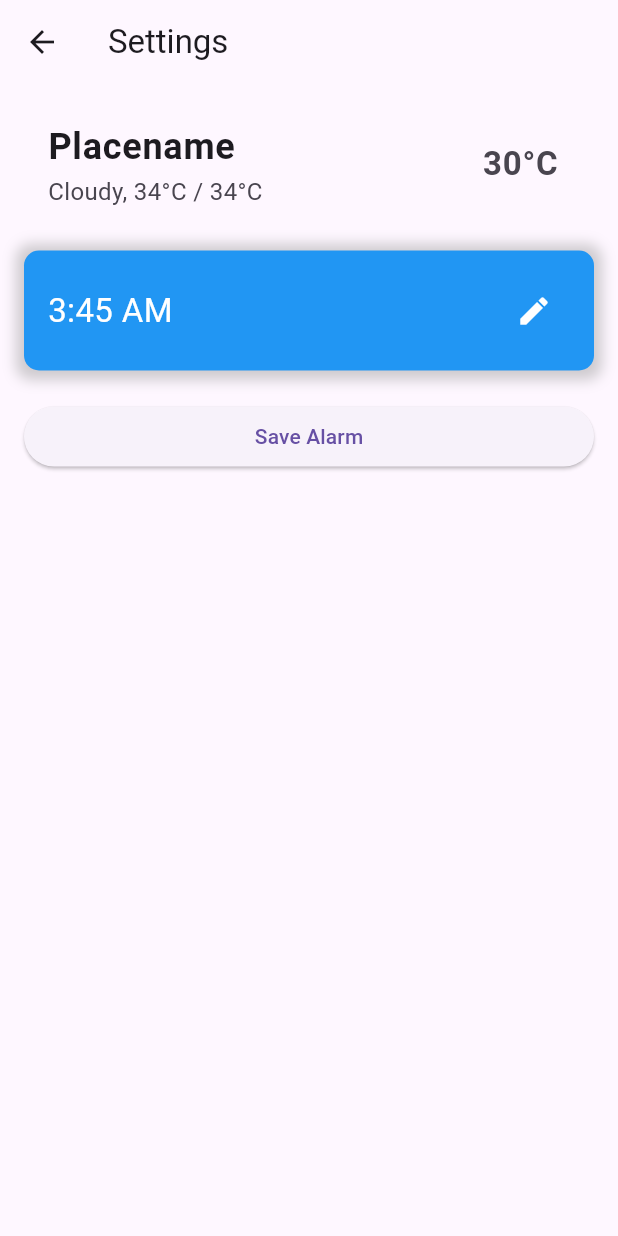
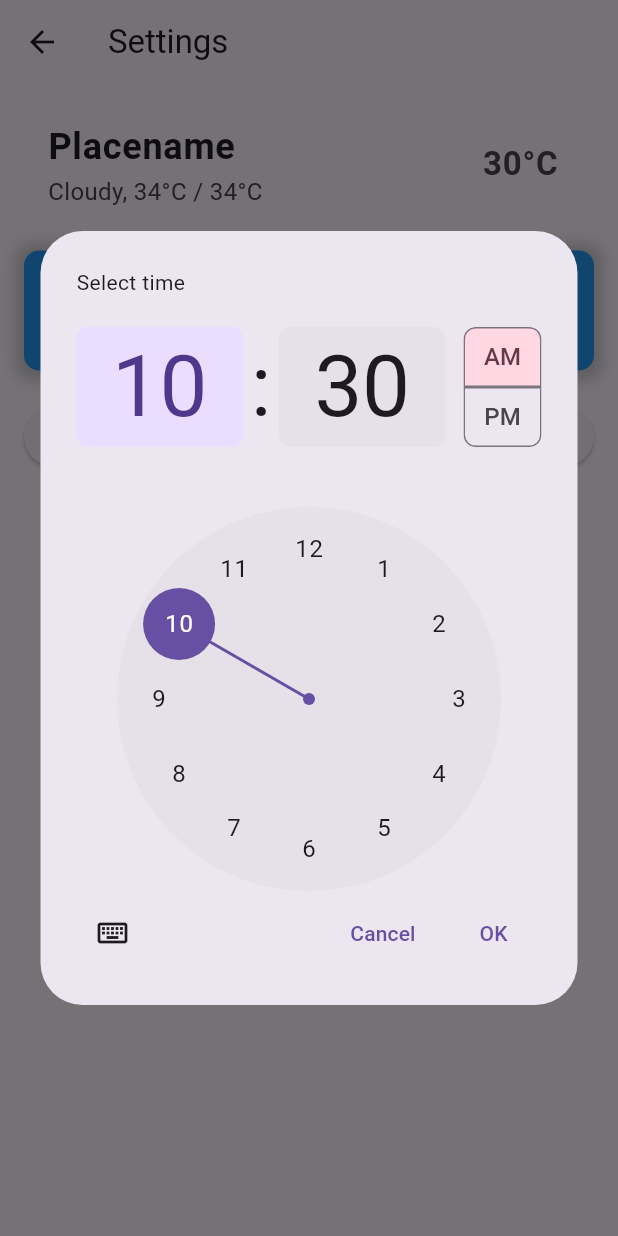
Before and after one commit to Athulprakash02/gritstone_task, a Flutter app: the AlarmSettings screen opened directly, after a tap on the "edit" icon, on a phone screen of 412 x 824 dp. Run offline on Flutter 3.47's test engine with Material 3 defaults, Android fonts, the phone set to English and light mode, and no system bars; our stand-ins replace bloc, flutter_bloc.

Commit message:
add time using bloc

```diff
--- a/lib/controller/alarm bloc/alarm_bloc.dart
+++ b/lib/controller/alarm bloc/alarm_bloc.dart
@@ -6,11 +6,11 @@ part 'alarm_event.dart';
 part 'alarm_state.dart';
 
 class AlarmBloc extends Bloc<AlarmEvent, AlarmState> {
-  AlarmBloc() : super(AlarmInitial()) {
+  AlarmBloc() : super(AlarmInitial(selectedTime: TimeOfDay.now())) {
     on<EditTimeEvent>((event, emit) {
-
+      print('object');
+      print(event.selectedTime);
       return emit(TimeSelectedState(selectedTime: event.selectedTime));
-
     });
   }
 }
--- a/lib/controller/alarm bloc/alarm_state.dart
+++ b/lib/controller/alarm bloc/alarm_state.dart
@@ -1,14 +1,20 @@
 part of 'alarm_bloc.dart';
 
 @immutable
-sealed class AlarmState {}
+sealed class AlarmState {
+  final TimeOfDay selectedTime;
 
-final class AlarmInitial extends AlarmState {}
+  AlarmState({required this.selectedTime});
+}
+
+final class AlarmInitial extends AlarmState {
+  AlarmInitial({required super.selectedTime});
+}
 
 class TimeSelectedState extends AlarmState {
   final TimeOfDay selectedTime;
 
-  TimeSelectedState({required this.selectedTime});
+  TimeSelectedState({required this.selectedTime}) : super(selectedTime: selectedTime);
 
 
 }
--- /dev/null
+++ b/lib/services/alarm service/alarm_service.dart
@@ -0,0 +1,17 @@
+import 'package:flutter/material.dart';
+import 'package:flutter_bloc/flutter_bloc.dart';
+import 'package:gritstone_task/controller/alarm%20bloc/alarm_bloc.dart';
+
+class AlarmService {
+  Future<TimeOfDay> setAlarm(BuildContext context)  async{
+    final TimeOfDay? picked = await showTimePicker(
+      context: context,
+      initialTime: TimeOfDay.now(),
+    );
+    if (picked != null) {
+      print(picked.format(context));
+      return picked;
+    }
+    return TimeOfDay.now();
+  }
+}
--- a/lib/view/alarm/alarm.dart
+++ b/lib/view/alarm/alarm.dart
@@ -1,10 +1,15 @@
 import 'package:flutter/material.dart';
+import 'package:flutter_bloc/flutter_bloc.dart';
+import 'package:gritstone_task/controller/alarm%20bloc/alarm_bloc.dart';
+import 'package:gritstone_task/services/alarm%20service/alarm_service.dart';
 
 class AlarmSettings extends StatelessWidget {
-  const AlarmSettings({Key? key}) : super(key: key);
+  AlarmSettings({Key? key}) : super(key: key);
+  TimeOfDay time = TimeOfDay.now();
 
   @override
   Widget build(BuildContext context) {
+    final AlarmService alarmService = AlarmService();
     return Scaffold(
       appBar: AppBar(
         title: Text('Settings'),
@@ -54,20 +59,27 @@ class AlarmSettings extends StatelessWidget {
               child: Row(
                 mainAxisAlignment: MainAxisAlignment.spaceBetween,
                 children: [
-                  Text(
-                    '3:45 AM',
-                    style: TextStyle(
-                      fontSize: 22,
-                      color: Colors.white,
-                    ),
+                  BlocBuilder<AlarmBloc, AlarmState>(
+                    builder: (context, state) {
+                      String hour = state.selectedTime.format(context);
+                      return Text(
+                        hour,
+                        style: TextStyle(
+                          fontSize: 22,
+                          color: Colors.white,
+                        ),
+                      );
+                    },
                   ),
                   IconButton(
                     icon: Icon(
                       Icons.edit,
                       color: Colors.white,
                     ),
-                    onPressed: () {
-
+                    onPressed: () async {
+                      time = await alarmService.setAlarm(context);
+                      BlocProvider.of<AlarmBloc>(context)
+                          .add(EditTimeEvent(selectedTime: time));
                     },
                   ),
                 ],
@@ -76,7 +88,7 @@ class AlarmSettings extends StatelessWidget {
             SizedBox(height: 20),
             ElevatedButton(
               onPressed: () {
-                print('Saved');
+                print(time);
               },
               child: Text('Save Alarm'),
             ),
--- a/pubspec.yaml
+++ b/pubspec.yaml
@@ -38,6 +38,7 @@ dependencies:
   flutter_bloc: ^8.1.4
   hive: ^2.2.3
   hive_flutter: ^1.1.0
+  alarm: ^3.0.12
 
 
 dev_dependencies:
```
Also changed, not shown: lib/main.dart (+9 -3 lines), pubspec.lock, 1 other file.
